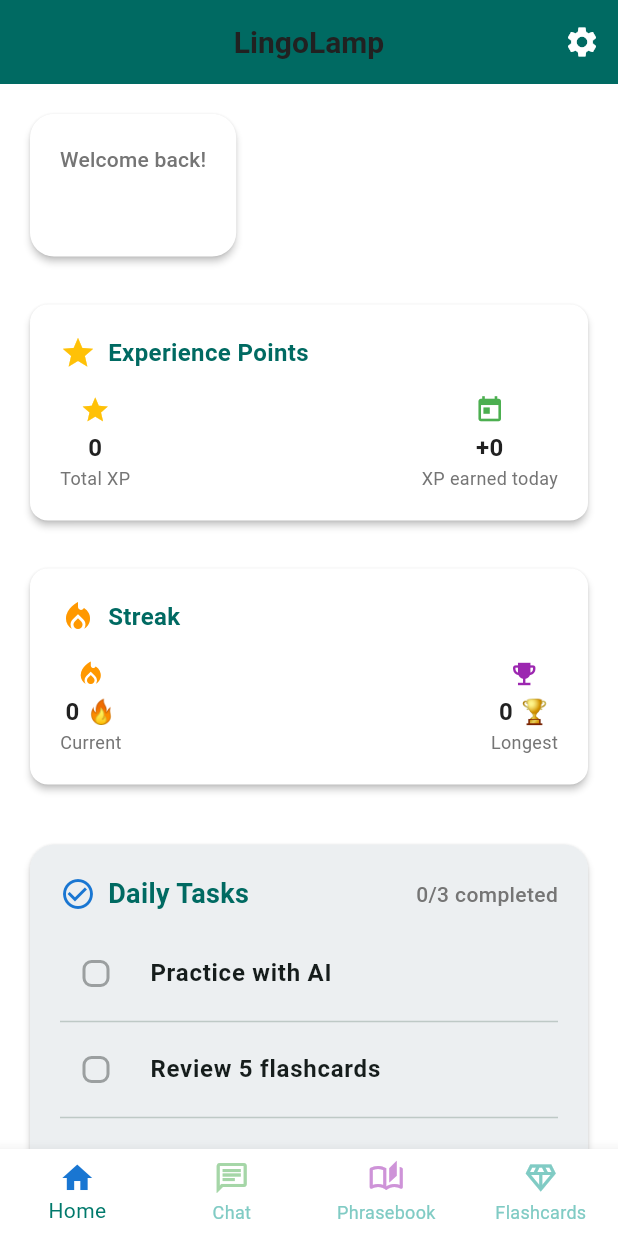
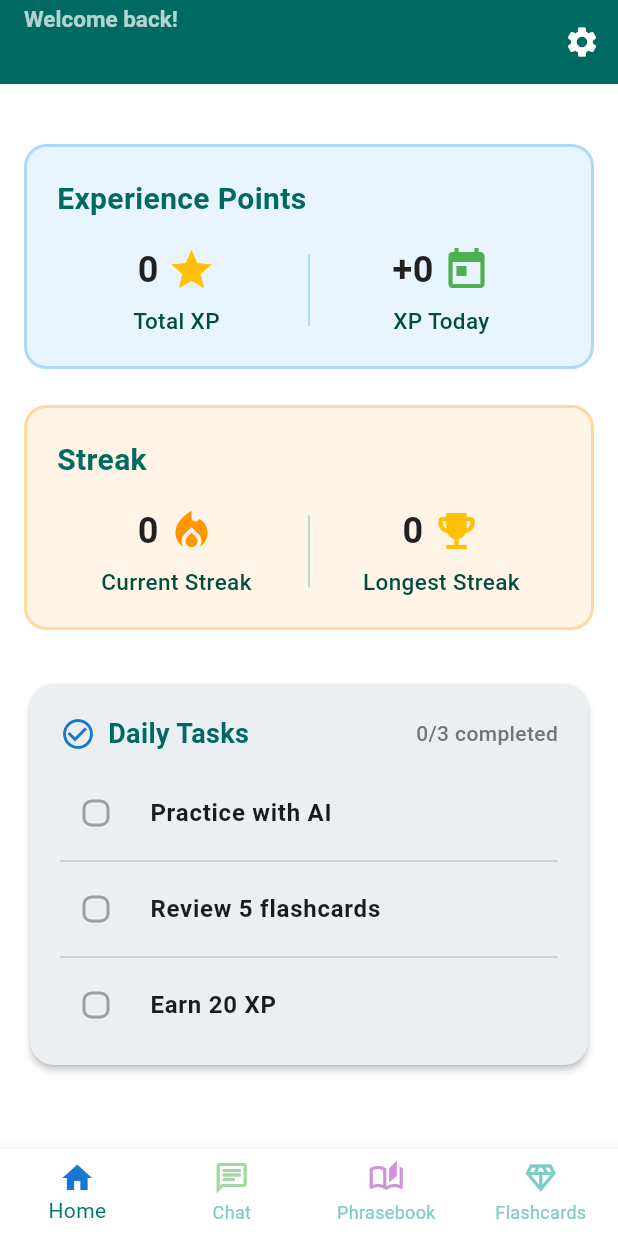
Before and after one commit to mohamedzoabi100/LingoLamp, a Flutter app: the screen it shows once a user with an empty profile is signed in, on a phone screen of 412 x 824 dp. Run offline on Flutter 3.47's test engine with Material 3 defaults, Android fonts, the phone set to English and light mode, and no system bars; our stand-ins replace cloud_firestore, firebase_auth, firebase_core, flutter_markdown, flutter_tts, go_router and 9 more; accounts and stored records are empty.

Commit message:
homescreen updated

```diff
--- a/lib/features/home/presentation/screens/home_screen.dart
+++ b/lib/features/home/presentation/screens/home_screen.dart
@@ -46,9 +46,33 @@ class _HomeScreenState extends State<HomeScreen> with SingleTickerProviderStateM
   Widget build(BuildContext context) {
     return Scaffold(
       appBar: AppBar(
-        title: const Text('LingoLamp'),
         backgroundColor: Theme.of(context).primaryColor,
         foregroundColor: Colors.white,
+        title: Builder(
+          builder: (context) {
+            final authProvider = Provider.of<AuthProvider>(context, listen: false);
+            final user = authProvider.currentUser;
+            final displayName = user?.displayName ?? user?.email?.split('@')[0] ?? 'User';
+            return Align(
+              alignment: Alignment.centerLeft,
+              child: Column(
+                crossAxisAlignment: CrossAxisAlignment.start,
+                mainAxisSize: MainAxisSize.min,
+                children: [
+                  Text('Welcome back!', style: TextStyle(fontSize: 15, color: Colors.white70)),
+                  Text(
+                    displayName,
+                    style: const TextStyle(
+                      fontWeight: FontWeight.bold,
+                      fontSize: 26, // Increased font size
+                      color: Colors.white,
+                    ),
+                  ),
+                ],
+              ),
+            );
+          },
+        ),
         actions: [
           IconButton(
             icon: const Icon(Icons.settings),
@@ -71,8 +95,7 @@ class _HomeScreenState extends State<HomeScreen> with SingleTickerProviderStateM
             child: Column(
               crossAxisAlignment: CrossAxisAlignment.start,
               children: [
-                // Welcome Section
-                _buildWelcomeSection(context, authProvider, userProvider),
+                // (Welcome section moved to app bar)
                 const SizedBox(height: 24),
                 // XP and Streak Panels (side by side on wide screens, stacked on narrow)
                 LayoutBuilder(
--- a/lib/widgets/xp_display_widget.dart
+++ b/lib/widgets/xp_display_widget.dart
@@ -15,20 +15,31 @@ class XPDisplayWidget extends StatefulWidget {
   State<XPDisplayWidget> createState() => _XPDisplayWidgetState();
 }
 
-class _XPDisplayWidgetState extends State<XPDisplayWidget> {
+class _XPDisplayWidgetState extends State<XPDisplayWidget> with SingleTickerProviderStateMixin {
   Map<String, dynamic> _xpStats = {};
   bool _isLoading = true;
+  late AnimationController _animController;
+  late Animation<double> _scaleAnim;
 
   @override
   void initState() {
     super.initState();
     _loadXPStats();
     XPService.addXPListener(_loadXPStats);
+    _animController = AnimationController(
+      vsync: this,
+      duration: const Duration(milliseconds: 400),
+    );
+    _scaleAnim = CurvedAnimation(parent: _animController, curve: Curves.easeOutBack);
+    WidgetsBinding.instance.addPostFrameCallback((_) {
+      if (mounted) _animController.forward();
+    });
   }
 
   @override
   void dispose() {
     XPService.removeXPListener(_loadXPStats);
+    _animController.dispose();
     super.dispose();
   }
 
@@ -86,74 +97,113 @@ class _XPDisplayWidgetState extends State<XPDisplayWidget> {
 
     if (!widget.showStreak) {
       // XP Panel only
-      return Card(
-        elevation: 2,
-        shape: RoundedRectangleBorder(borderRadius: BorderRadius.circular(12)),
+      return ScaleTransition(
+        scale: _scaleAnim,
+        child: Container(
+          decoration: BoxDecoration(
+            color: const Color.fromRGBO(33, 150, 243, 1).withOpacity(0.10),
+            borderRadius: BorderRadius.circular(15),
+            border: Border.all(color: const Color.fromRGBO(33, 150, 243, 1).withOpacity(0.3), width: 2),
+          ),
+          child: Card(
+            elevation: 0,
+            color: Colors.transparent,
+            shape: RoundedRectangleBorder(borderRadius: BorderRadius.circular(15)),
+            margin: EdgeInsets.zero,
             child: Padding(
               padding: const EdgeInsets.all(20),
               child: Column(
                 crossAxisAlignment: CrossAxisAlignment.start,
                 children: [
-              Row(
-                children: [
-                  Icon(Icons.star, color: Colors.amber),
-                  const SizedBox(width: 8),
+                  // Remove icon from header
                   Text(
                     'Experience Points',
                     style: TextStyle(
-                      fontSize: 16,
+                      fontSize: 20,
                       fontWeight: FontWeight.bold,
                       color: Theme.of(context).primaryColor,
                     ),
-                  ),
-                ],
                   ),
                   const SizedBox(height: 16),
                   Row(
                     mainAxisAlignment: MainAxisAlignment.spaceBetween,
                     children: [
-                  _buildStatItem('Total XP', '$totalXP', Icons.star, Colors.amber),
-                  _buildStatItem('XP earned today', '+$todayXP', Icons.today, Colors.green),
+                      Expanded(child: _buildStatItem('Total XP', '$totalXP', Icons.star, Colors.amber)),
+                      Container(
+                        height: 48,
+                        width: 1.2,
+                        color: const Color.fromRGBO(33, 150, 243, 1).withOpacity(0.3),
+                        margin: const EdgeInsets.symmetric(horizontal: 8),
+                      ),
+                      Expanded(child: _buildStatItem('XP Today', '+$todayXP', Icons.today, Colors.green)),
                     ],
                   ),
                 ],
+              ),
+            ),
           ),
         ),
       );
     }
 
     // Streak Panel only
-    return Card(
-      elevation: 2,
-      shape: RoundedRectangleBorder(borderRadius: BorderRadius.circular(12)),
+    return ScaleTransition(
+      scale: _scaleAnim,
+      child: Container(
+        decoration: BoxDecoration(
+          color: Colors.orange.withOpacity(0.10),
+          borderRadius: BorderRadius.circular(15),
+          border: Border.all(color: Colors.orange.withOpacity(0.3), width: 2),
+        ),
+        child: Card(
+          elevation: 0,
+          color: Colors.transparent,
+          shape: RoundedRectangleBorder(borderRadius: BorderRadius.circular(15)),
+          margin: EdgeInsets.zero,
           child: Padding(
             padding: const EdgeInsets.all(20),
             child: Column(
               crossAxisAlignment: CrossAxisAlignment.start,
               children: [
-            Row(
-              children: [
-                Icon(Icons.local_fire_department, color: Colors.orange),
-                const SizedBox(width: 8),
+                // Row(
+                //   children: [
+                //     Icon(Icons.local_fire_department, color: Colors.orange, size: 28),
+                //     const SizedBox(width: 10),
+                //     Text(
+                //       'Streak',
+                //       style: TextStyle(
+                //         fontSize: 20,
+                //         fontWeight: FontWeight.bold,
+                //         color: Theme.of(context).primaryColor,
+                //       ),
+                //     ),
+                //   ],
+                // ),
                 Text(
                   'Streak',
                   style: TextStyle(
-                    fontSize: 16,
+                    fontSize: 20,
                     fontWeight: FontWeight.bold,
                     color: Theme.of(context).primaryColor,
                   ),
-                ),
-              ],
                 ),
                 const SizedBox(height: 16),
                 Row(
                   mainAxisAlignment: MainAxisAlignment.spaceBetween,
                   children: [
-                _buildStatItem('Current', '$currentStreak 🔥', Icons.local_fire_department, Colors.orange),
-                _buildStatItem('Longest', '$longestStreak 🏆', Icons.emoji_events, Colors.purple),
+                    Expanded(child: _buildStatItem('Current Streak', '$currentStreak', Icons.local_fire_department, Colors.orange)),
+                    Container(
+                      height: 48,
+                      width: 1.2,
+                      color: Colors.teal.withOpacity(0.3),
+                      margin: const EdgeInsets.symmetric(horizontal: 8),
+                    ),
+                    Expanded(child: _buildStatItem('Longest Streak', '$longestStreak', Icons.emoji_events, Colors.amber)),
                   ],
                 ),
               ],
+            ),
+          ),
         ),
       ),
     );
@@ -161,21 +211,32 @@ class _XPDisplayWidgetState extends State<XPDisplayWidget> {
 
   Widget _buildStatItem(String label, String value, IconData icon, Color color) {
     return Column(
+      mainAxisAlignment: MainAxisAlignment.center,
+      crossAxisAlignment: CrossAxisAlignment.center,
       children: [
-        Icon(icon, color: color, size: 20),
-        const SizedBox(height: 4),
+        Row(
+          mainAxisAlignment: MainAxisAlignment.center,
+          crossAxisAlignment: CrossAxisAlignment.center,
+          children: [
             Text(
               value,
               style: const TextStyle(
-            fontSize: 16,
+                fontSize: 24,
                 fontWeight: FontWeight.bold,
               ),
             ),
+            const SizedBox(width: 6),
+            Icon(icon, color: color, size: 32),
+          ],
+        ),
+        const SizedBox(height: 6),
         Text(
           label,
+          textAlign: TextAlign.center,
           style: TextStyle(
-            fontSize: 12,
-            color: Colors.grey[600],
+            fontSize: 15,
+            color: Colors.teal[900],
+            fontWeight: FontWeight.w500,
           ),
         ),
       ],
```
Also changed, not shown: lib/screens/chat_screen.dart (indentation only). Lines whose indentation alone changed are shown as unchanged.
